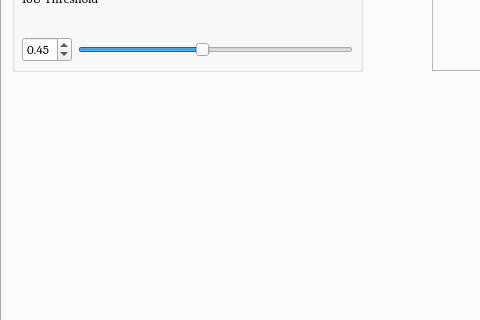
The window that main.ui (quangdungluong/YaskawaRealsenseControl) describes before a commit, drawn with Qt 5; both pictures show x 0 to 480 and y 487 to 807 of the 1229 by 929 pixel window.
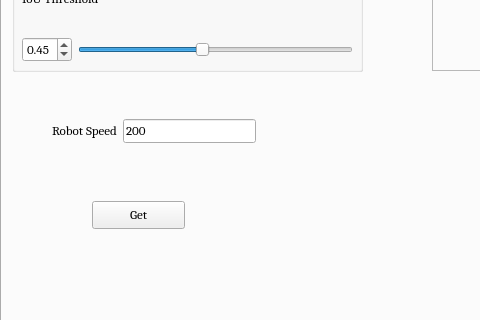
The same window after the commit. The open tabs and pages were chosen to show the change.

```diff
--- a/main.ui
+++ b/main.ui
@@ -2102,6 +2102,45 @@
        </layout>
       </widget>
      </widget>
+     <widget class="QWidget" name="horizontalLayoutWidget">
+      <property name="geometry">
+       <rect>
+        <x>50</x>
+        <y>550</y>
+        <width>204</width>
+        <height>80</height>
+       </rect>
+      </property>
+      <layout class="QHBoxLayout" name="horizontalLayout_27">
+       <item>
+        <widget class="QLabel" name="label_11">
+         <property name="text">
+          <string>Robot Speed</string>
+         </property>
+        </widget>
+       </item>
+       <item>
+        <widget class="QLineEdit" name="r_speed">
+         <property name="text">
+          <string>200</string>
+         </property>
+        </widget>
+       </item>
+      </layout>
+     </widget>
+     <widget class="QPushButton" name="getSpeed_btn">
+      <property name="geometry">
+       <rect>
+        <x>90</x>
+        <y>660</y>
+        <width>93</width>
+        <height>28</height>
+       </rect>
+      </property>
+      <property name="text">
+       <string>Get</string>
+      </property>
+     </widget>
     </widget>
    </widget>
   </widget>
```
